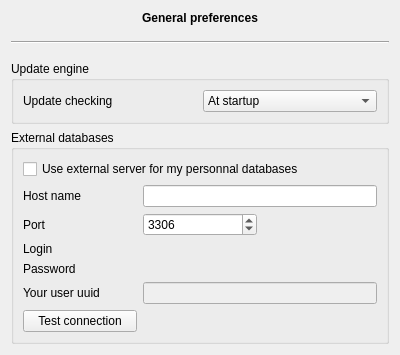
Above: plugins/fdmainwindowplugin/mainwindowpreferenceswidget.ui from FreeHealth/freehealth before the change. Below: the same form after it.
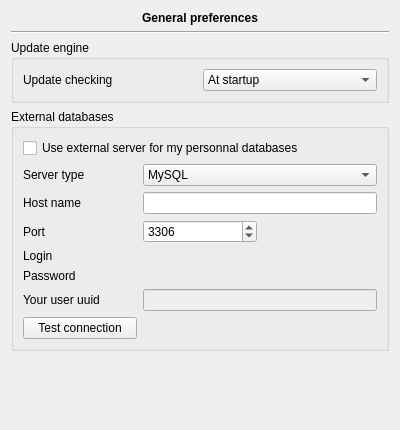
That is the form after the change. Custom widgets are drawn as their Qt base class.

```diff
--- a/plugins/fdmainwindowplugin/mainwindowpreferenceswidget.ui
+++ b/plugins/fdmainwindowplugin/mainwindowpreferenceswidget.ui
@@ -7,7 +7,7 @@
     <x>0</x>
     <y>0</y>
     <width>400</width>
-    <height>355</height>
+    <height>430</height>
    </rect>
   </property>
   <property name="windowTitle">
@@ -62,72 +62,72 @@
         </property>
        </widget>
       </item>
-      <item row="1" column="0">
+      <item row="2" column="0">
        <widget class="QLabel" name="label_3">
         <property name="text">
          <string>Host name</string>
         </property>
        </widget>
       </item>
-      <item row="1" column="1" colspan="2">
+      <item row="2" column="1" colspan="2">
        <widget class="QLineEdit" name="host"/>
       </item>
-      <item row="4" column="0">
+      <item row="5" column="0">
        <widget class="QLabel" name="label_4">
         <property name="text">
          <string>Login</string>
         </property>
        </widget>
       </item>
-      <item row="4" column="1" colspan="2">
+      <item row="5" column="1" colspan="2">
        <widget class="Utils::LineEditEchoSwitcher" name="log" native="true"/>
       </item>
-      <item row="5" column="0">
+      <item row="6" column="0">
        <widget class="QLabel" name="label_5">
         <property name="text">
          <string>Password</string>
         </property>
        </widget>
       </item>
-      <item row="5" column="1" colspan="2">
+      <item row="6" column="1" colspan="2">
        <widget class="Utils::LineEditEchoSwitcher" name="pass" native="true"/>
       </item>
-      <item row="7" column="1" colspan="2">
+      <item row="8" column="1" colspan="2">
        <widget class="QLineEdit" name="userUuid">
         <property name="enabled">
          <bool>false</bool>
         </property>
        </widget>
       </item>
-      <item row="8" column="0">
+      <item row="9" column="0">
        <widget class="QPushButton" name="testButton">
         <property name="text">
          <string>Test connection</string>
         </property>
        </widget>
       </item>
-      <item row="8" column="2">
+      <item row="9" column="2">
        <widget class="QLabel" name="testConnectionLabel">
         <property name="text">
          <string/>
         </property>
        </widget>
       </item>
-      <item row="7" column="0">
+      <item row="8" column="0">
        <widget class="QLabel" name="label_6">
         <property name="text">
          <string>Your user uuid</string>
         </property>
        </widget>
       </item>
-      <item row="2" column="0">
+      <item row="3" column="0">
        <widget class="QLabel" name="label_7">
         <property name="text">
          <string>Port</string>
         </property>
        </widget>
       </item>
-      <item row="2" column="1">
+      <item row="3" column="1">
        <widget class="QSpinBox" name="port">
         <property name="maximum">
          <number>100000</number>
@@ -137,6 +137,22 @@
         </property>
        </widget>
       </item>
+      <item row="1" column="1" colspan="2">
+       <widget class="QComboBox" name="server">
+        <item>
+         <property name="text">
+          <string>MySQL</string>
+         </property>
+        </item>
+       </widget>
+      </item>
+      <item row="1" column="0">
+       <widget class="QLabel" name="label_8">
+        <property name="text">
+         <string>Server type</string>
+        </property>
+       </widget>
+      </item>
      </layout>
     </widget>
    </item>
@@ -185,6 +201,19 @@
      </layout>
     </widget>
    </item>
+   <item row="8" column="0">
+    <spacer name="verticalSpacer">
+     <property name="orientation">
+      <enum>Qt::Vertical</enum>
+     </property>
+     <property name="sizeHint" stdset="0">
+      <size>
+       <width>20</width>
+       <height>40</height>
+      </size>
+     </property>
+    </spacer>
+   </item>
   </layout>
  </widget>
  <customwidgets>
```
